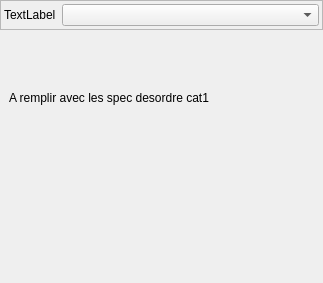
Before: the Qt Designer form Lamia/iface/qgiswidget/tools/toolprepro/base3/lamiabase_deficiency_tool_ui.ui in Artelia/Lamia, drawn with Qt 5.
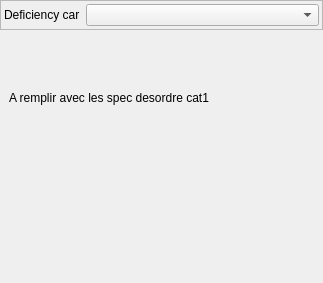
After: the same form once the commit is applied.

Patch:
```diff
--- a/Lamia/iface/qgiswidget/tools/toolprepro/base3/lamiabase_deficiency_tool_ui.ui
+++ b/Lamia/iface/qgiswidget/tools/toolprepro/base3/lamiabase_deficiency_tool_ui.ui
@@ -53,7 +53,7 @@
       <item row="0" column="0">
        <widget class="QLabel" name="label_2">
         <property name="text">
-         <string>TextLabel</string>
+         <string>Deficiency car</string>
         </property>
        </widget>
       </item>
```
Left out of the diff: 4 changed lines with no effect on the pictures.
